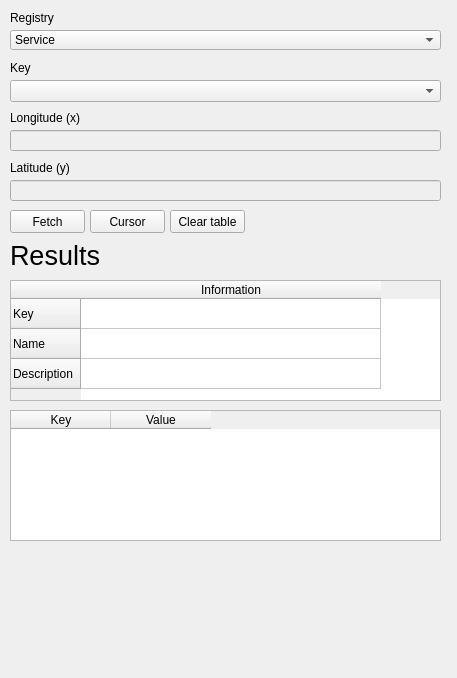
This is GeoContextQGISPlugin_dockwidget_base.ui in kartoza/GeoContextQGISPlugin as Qt 5 draws it before an edit. The edited form follows.
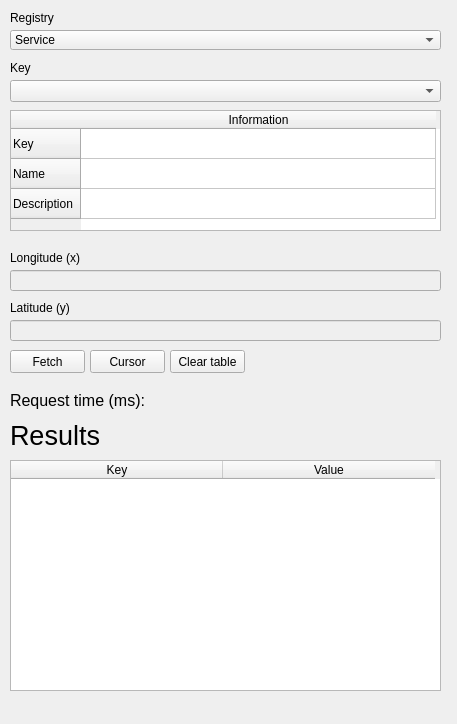
This is the edited form. Custom widgets are drawn as their Qt base class.

Commit message: panel now correctly shows collection and group result. Request time also shows now

```diff
--- a/GeoContextQGISPlugin_dockwidget_base.ui
+++ b/GeoContextQGISPlugin_dockwidget_base.ui
@@ -7,7 +7,7 @@
     <x>0</x>
     <y>0</y>
     <width>457</width>
-    <height>678</height>
+    <height>724</height>
    </rect>
   </property>
   <property name="windowTitle">
@@ -82,7 +82,7 @@
     <property name="geometry">
      <rect>
       <x>10</x>
-      <y>130</y>
+      <y>270</y>
       <width>431</width>
       <height>21</height>
      </rect>
@@ -101,7 +101,7 @@
     <property name="geometry">
      <rect>
       <x>10</x>
-      <y>180</y>
+      <y>320</y>
       <width>431</width>
       <height>21</height>
      </rect>
@@ -117,7 +117,7 @@
     <property name="geometry">
      <rect>
       <x>10</x>
-      <y>110</y>
+      <y>250</y>
       <width>201</width>
       <height>16</height>
      </rect>
@@ -130,7 +130,7 @@
     <property name="geometry">
      <rect>
       <x>10</x>
-      <y>160</y>
+      <y>300</y>
       <width>191</width>
       <height>16</height>
      </rect>
@@ -146,13 +146,13 @@
     <property name="geometry">
      <rect>
       <x>10</x>
-      <y>280</y>
+      <y>110</y>
       <width>431</width>
       <height>121</height>
      </rect>
     </property>
     <attribute name="horizontalHeaderDefaultSectionSize">
-     <number>300</number>
+     <number>355</number>
     </attribute>
     <row>
      <property name="text">
@@ -206,11 +206,14 @@
     <property name="geometry">
      <rect>
       <x>10</x>
-      <y>410</y>
+      <y>460</y>
       <width>431</width>
-      <height>131</height>
+      <height>231</height>
      </rect>
     </property>
+    <attribute name="horizontalHeaderDefaultSectionSize">
+     <number>212</number>
+    </attribute>
     <column>
      <property name="text">
       <string>Key</string>
@@ -226,7 +229,7 @@
     <property name="geometry">
      <rect>
       <x>10</x>
-      <y>240</y>
+      <y>420</y>
       <width>311</width>
       <height>31</height>
      </rect>
@@ -244,7 +247,7 @@
     <property name="geometry">
      <rect>
       <x>170</x>
-      <y>210</y>
+      <y>350</y>
       <width>75</width>
       <height>23</height>
      </rect>
@@ -257,7 +260,7 @@
     <property name="geometry">
      <rect>
       <x>90</x>
-      <y>210</y>
+      <y>350</y>
       <width>75</width>
       <height>23</height>
      </rect>
@@ -270,7 +273,7 @@
     <property name="geometry">
      <rect>
       <x>10</x>
-      <y>210</y>
+      <y>350</y>
       <width>75</width>
       <height>23</height>
      </rect>
@@ -279,6 +282,24 @@
      <string>Fetch</string>
     </property>
    </widget>
+   <widget class="QLabel" name="lblRequestTime">
+    <property name="geometry">
+     <rect>
+      <x>10</x>
+      <y>390</y>
+      <width>421</width>
+      <height>21</height>
+     </rect>
+    </property>
+    <property name="font">
+     <font>
+      <pointsize>12</pointsize>
+     </font>
+    </property>
+    <property name="text">
+     <string>Request time (ms):</string>
+    </property>
+   </widget>
   </widget>
  </widget>
  <customwidgets>
```
The commit also changes 2 other files.
